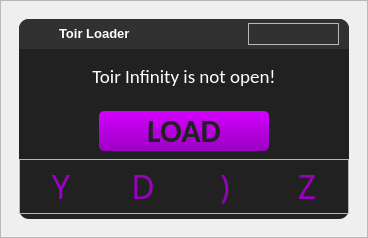
This is core/interface.ui in bielviana/Toir-Loader as Qt 5 draws it before an edit. The edited form follows.
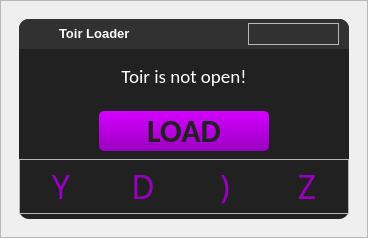
This is the edited form. Icons and pictures are not drawn.

```diff
--- a/core/interface.ui
+++ b/core/interface.ui
@@ -410,7 +410,7 @@
            </font>
           </property>
           <property name="text">
-           <string>Toir Infinity is not open!</string>
+           <string>Toir is not open!</string>
           </property>
           <property name="alignment">
            <set>Qt::AlignCenter</set>
```
